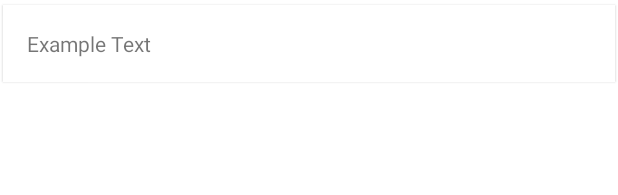
After one commit to leche-hombre/soundboard, an Android app: the layout rv_soundboard.xml on its own in the app's theme, with its tools: preview values and no code run, on a phone screen of 412 x 824 dp. The commit adds this screen. Shown: the top 195 px of the screen. Run offline under Robolectric (Android 15) with nearby library versions, the phone set to English and light mode, and no system bars.

Commit message:
Add sound bite recorder functionality

```diff
--- /dev/null
+++ b/app/src/main/res/layout/rv_soundboard.xml
@@ -0,0 +1,38 @@
+<?xml version="1.0" encoding="utf-8"?>
+<androidx.cardview.widget.CardView xmlns:android="http://schemas.android.com/apk/res/android"
+        xmlns:app="http://schemas.android.com/apk/res-auto"
+        xmlns:tools="http://schemas.android.com/tools"
+        android:layout_width="match_parent"
+        android:layout_height="wrap_content"
+        app:cardElevation="1dp"
+        app:cardCornerRadius="0dp"
+        app:cardUseCompatPadding="true"
+        android:focusable="true"
+        android:clickable="true"
+        android:foreground="?android:attr/selectableItemBackground">
+
+    <androidx.constraintlayout.widget.ConstraintLayout
+            android:layout_width="match_parent"
+            android:layout_height="match_parent">
+
+        <TextView
+                android:id="@+id/tv_sound_bite"
+                android:layout_width="wrap_content"
+                android:layout_height="wrap_content"
+                android:layout_marginStart="16dp"
+                android:layout_marginTop="16dp"
+                android:ellipsize="end"
+                android:paddingBottom="16dp"
+                android:singleLine="true"
+                android:text="@string/example_text"
+                app:layout_constraintStart_toStartOf="parent"
+                app:layout_constraintTop_toTopOf="parent" />
+
+        <MediaController
+                android:layout_width="wrap_content"
+                android:layout_height="wrap_content"
+                app:layout_constraintStart_toEndOf="@id/tv_sound_bite"
+                app:layout_constraintTop_toTopOf="parent"/>
+    </androidx.constraintlayout.widget.ConstraintLayout>
+
+</androidx.cardview.widget.CardView>
```
Also changed, not shown: app/src/main/java/com/example/soundboard/MainActivity.kt (+19 -3 lines), app/src/main/java/com/example/soundboard/SoundBiteRecorder.kt (added, +42 -0 lines).
